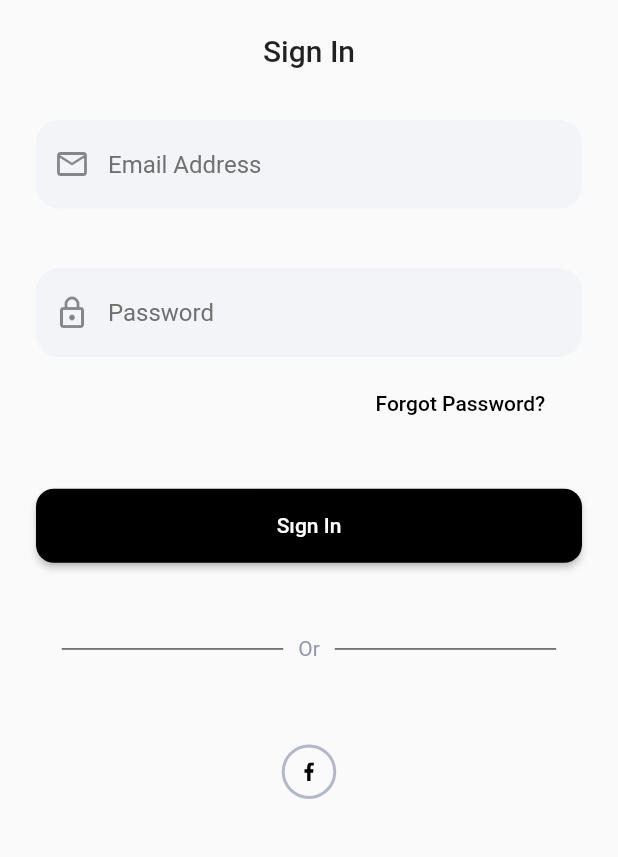
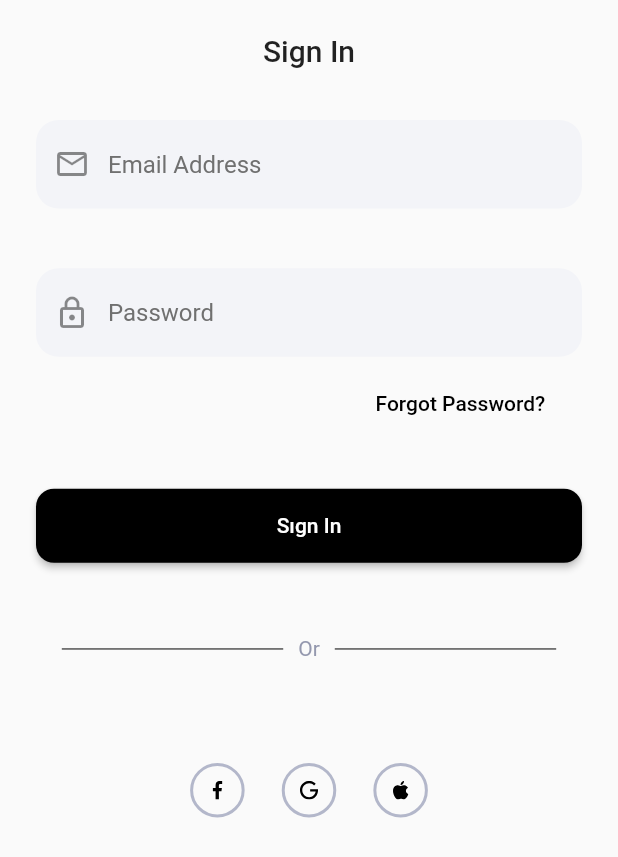
Before and after one commit to egementrk/flutter_login_screen, a Flutter app: the screen it shows after launch, on a phone screen of 412 x 824 dp. Shown: the top 857 px of the screen. Run offline on Flutter 3.47's test engine with Material 2 defaults, Android fonts, the phone set to English and light mode, and no system bars; our stand-ins replace flutter_svg, hexcolor.

Commit message:
Added Social İcon Buttons

```diff
--- a/lib/body.dart
+++ b/lib/body.dart
@@ -4,6 +4,7 @@ import 'package:hexcolor/hexcolor.dart';
 import 'package:login_screen/custom_button.dart';
 import 'package:login_screen/custom_text_field.dart';
 import 'package:login_screen/or_divider.dart';
+import 'package:login_screen/social_icons.dart';
 
 class Body extends StatelessWidget {
   const Body({
@@ -54,7 +55,20 @@ class Body extends StatelessWidget {
               OrDivider(),
               Row(
                 mainAxisAlignment: MainAxisAlignment.center,
-                children: [SocialIcons(size: size)],
+                children: [
+                  SocialIcons(
+                      iconSrc: "assets/icons/facebook.svg",
+                      press: () {},
+                      size: size),
+                  SocialIcons(
+                      iconSrc: "assets/icons/google.svg",
+                      press: () {},
+                      size: size),
+                  SocialIcons(
+                      iconSrc: "assets/icons/apple.svg",
+                      press: () {},
+                      size: size),
+                ],
               ),
             ],
           ),
@@ -63,35 +77,3 @@ class Body extends StatelessWidget {
     );
   }
 }
-
-class SocialIcons extends StatelessWidget {
-  const SocialIcons({
-    Key key,
-    @required this.size,
-    this.iconSrc,
-    this.press,
-  }) : super(key: key);
-
-  final Size size;
-  final String iconSrc;
-  final Function press;
-  @override
-  Widget build(BuildContext context) {
-    return Container(
-      padding: EdgeInsets.all(10),
-      decoration: BoxDecoration(
-          border: Border.all(color: HexColor("#B3B7CA"), width: 2),
-          shape: BoxShape.circle),
-      child: SvgPicture.asset(
-        "assets/icons/facebook.svg",
-        height: size.height * 0.03,
-        width: size.width * 0.03,
-      ),
-      // child: SvgPicture.asset(
-      //   "assets/icons/facebook.svg",
-      //   height: 20,
-      //   width: 20,
-      // ),
-    );
-  }
-}
--- a/lib/main.dart
+++ b/lib/main.dart
@@ -9,7 +9,8 @@ class MyApp extends StatelessWidget {
     //Size size = MediaQuery.of(context).size;
     return MaterialApp(
       theme: ThemeData(primaryColor: Colors.grey),
-      title: 'Material App',
+      debugShowCheckedModeBanner: false,
+      title: 'Login App',
       home: Scaffold(
         resizeToAvoidBottomInset: false,
         appBar: buildAppBar(context),
--- /dev/null
+++ b/lib/social_icons.dart
@@ -0,0 +1,39 @@
+import 'package:flutter/material.dart';
+import 'package:flutter_svg/flutter_svg.dart';
+import 'package:hexcolor/hexcolor.dart';
+
+class SocialIcons extends StatelessWidget {
+  const SocialIcons({
+    Key key,
+    @required this.size,
+    this.iconSrc,
+    this.press,
+  }) : super(key: key);
+
+  final Size size;
+  final String iconSrc;
+  final Function press;
+  @override
+  Widget build(BuildContext context) {
+    return GestureDetector(
+      onTap: press,
+      child: Container(
+        margin: EdgeInsets.all(size.width * 0.03),
+        padding: EdgeInsets.all(10),
+        decoration: BoxDecoration(
+            border: Border.all(color: HexColor("#B3B7CA"), width: 2),
+            shape: BoxShape.circle),
+        child: SvgPicture.asset(
+          iconSrc,
+          height: size.height * 0.03,
+          width: size.width * 0.03,
+        ),
+        // child: SvgPicture.asset(
+        //   "assets/icons/facebook.svg",
+        //   height: 20,
+        //   width: 20,
+        // ),
+      ),
+    );
+  }
+}
--- a/pubspec.yaml
+++ b/pubspec.yaml
@@ -53,7 +53,9 @@ flutter:
   assets:
     - assets/icons/facebook.svg
     - assets/icons/google-plus.svg
-   # - assets/icons/apple.svg
+    - assets/icons/apple.svg
+    - assets/icons/google.svg
+  # - assets/icons/apple.svg
   # An image asset can refer to one or more resolution-specific "variants", see
   # https://flutter.dev/assets-and-images/#resolution-aware.
 
```
Also changed, not shown: assets/icons/apple.svg (added), assets/icons/google.svg (added).
